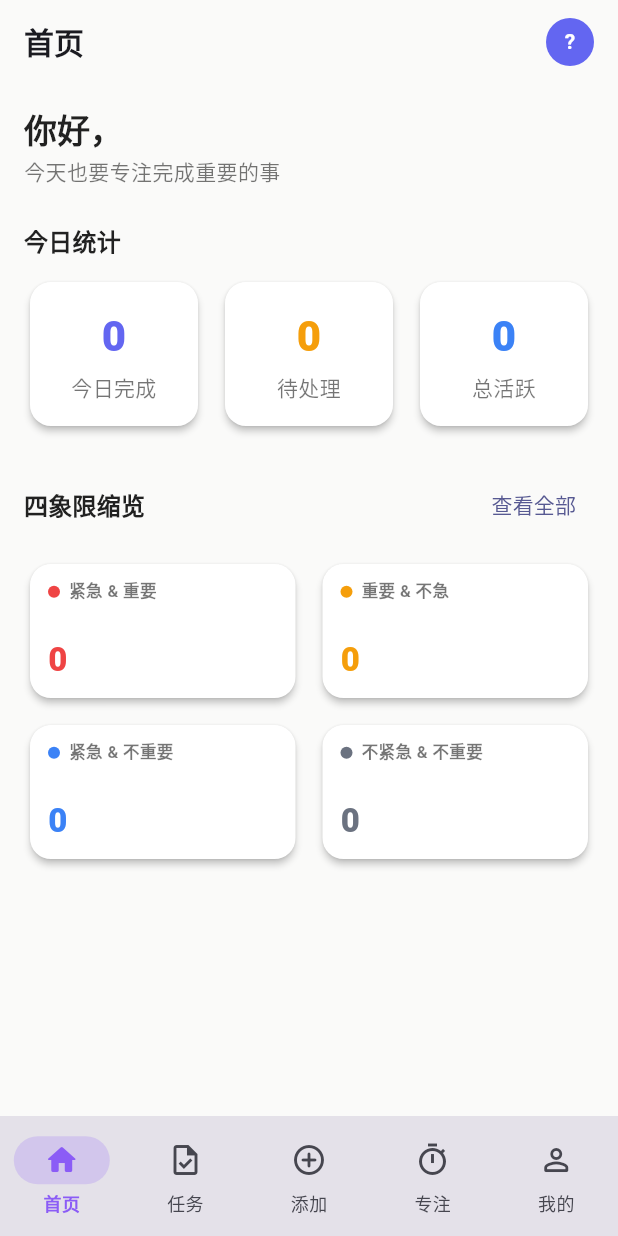
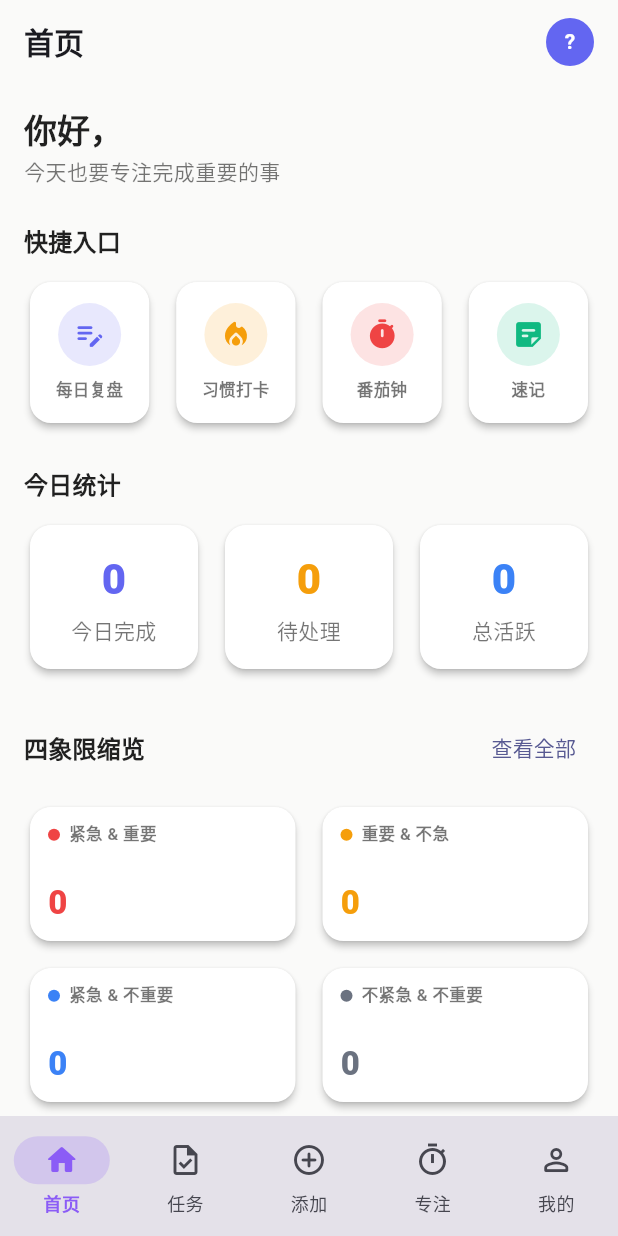
Before and after one commit to mingzheli-jo/todo, a Flutter app: the HomeScreen screen opened by its route, on a phone screen of 412 x 824 dp. Run offline on Flutter 3.47's test engine with Material 3 defaults, Android fonts, the phone set to English and light mode, and no system bars; our stand-ins replace dio, flutter_riverpod, flutter_secure_storage, go_router; missing offline and left inert: home_widget; accounts and stored records are empty; network calls fail; statements that could not run were skipped.

Commit message:
feat(home): quick-action shortcuts (review/habit/pomodoro/memo) + tappable stats & quadrant cards

```diff
--- a/mobile/lib/features/home/home_screen.dart
+++ b/mobile/lib/features/home/home_screen.dart
@@ -105,6 +105,16 @@ class HomeScreen extends ConsumerWidget {
               ),
               const SizedBox(height: 24),
               Text(
+                '快捷入口',
+                style: Theme.of(context)
+                    .textTheme
+                    .titleMedium
+                    ?.copyWith(fontWeight: FontWeight.w700),
+              ),
+              const SizedBox(height: 12),
+              const _QuickActions(),
+              const SizedBox(height: 24),
+              Text(
                 '今日统计',
                 style: Theme.of(context)
                     .textTheme
@@ -143,12 +153,97 @@ class HomeScreen extends ConsumerWidget {
   }
 }
 
+// ---------------------------------------------------------------------------
+// Quick actions — fast entry to daily check-in features
+// ---------------------------------------------------------------------------
+
+class _QuickAction {
+  const _QuickAction(this.icon, this.label, this.route, this.color);
+
+  final IconData icon;
+  final String label;
+  final String route;
+  final Color color;
+}
+
+const _quickActions = <_QuickAction>[
+  _QuickAction(Icons.edit_note_rounded, '每日复盘', '/reviews', Color(0xFF6366f1)),
+  _QuickAction(
+      Icons.local_fire_department_rounded, '习惯打卡', '/habits', Color(0xFFf59e0b)),
+  _QuickAction(Icons.timer_rounded, '番茄钟', '/pomodoro', Color(0xFFef4444)),
+  _QuickAction(Icons.sticky_note_2_rounded, '速记', '/memos', Color(0xFF10b981)),
+];
+
+class _QuickActions extends StatelessWidget {
+  const _QuickActions();
+
+  @override
+  Widget build(BuildContext context) {
+    return Row(
+      children: [
+        for (var i = 0; i < _quickActions.length; i++) ...[
+          if (i > 0) const SizedBox(width: 10),
+          Expanded(child: _QuickActionTile(action: _quickActions[i])),
+        ],
+      ],
+    );
+  }
+}
+
+class _QuickActionTile extends StatelessWidget {
+  const _QuickActionTile({required this.action});
+
+  final _QuickAction action;
+
+  @override
+  Widget build(BuildContext context) {
+    return Card(
+      clipBehavior: Clip.antiAlias,
+      child: InkWell(
+        onTap: () => context.push(action.route),
+        child: Padding(
+          padding: const EdgeInsets.symmetric(vertical: 14, horizontal: 4),
+          child: Column(
+            children: [
+              Container(
+                width: 42,
+                height: 42,
+                decoration: BoxDecoration(
+                  color: action.color.withValues(alpha: 0.15),
+                  shape: BoxShape.circle,
+                ),
+                child: Icon(action.icon, color: action.color, size: 22),
+              ),
+              const SizedBox(height: 8),
+              Text(
+                action.label,
+                style: const TextStyle(
+                  fontSize: 11,
+                  fontWeight: FontWeight.w600,
+                ),
+                textAlign: TextAlign.center,
+                maxLines: 1,
+                overflow: TextOverflow.ellipsis,
+              ),
+            ],
+          ),
+        ),
+      ),
+    );
+  }
+}
+
+// ---------------------------------------------------------------------------
+// Today stats row — tappable, jumps to the task board
+// ---------------------------------------------------------------------------
+
 class _StatsRow extends StatelessWidget {
   const _StatsRow({required this.stats});
   final TodayStats stats;
 
   @override
   Widget build(BuildContext context) {
+    void openTasks() => context.go('/tasks');
     return Row(
       children: [
         Expanded(
@@ -156,6 +251,7 @@ class _StatsRow extends StatelessWidget {
             label: '今日完成',
             value: stats.completed.toString(),
             color: const Color(0xFF6366f1),
+            onTap: openTasks,
           ),
         ),
         const SizedBox(width: 10),
@@ -164,6 +260,7 @@ class _StatsRow extends StatelessWidget {
             label: '待处理',
             value: stats.pending.toString(),
             color: kQuadrantAmber,
+            onTap: openTasks,
           ),
         ),
         const SizedBox(width: 10),
@@ -172,6 +269,7 @@ class _StatsRow extends StatelessWidget {
             label: '总活跃',
             value: stats.total.toString(),
             color: kQuadrantBlue,
+            onTap: openTasks,
           ),
         ),
       ],
@@ -184,15 +282,20 @@ class _StatCard extends StatelessWidget {
     required this.label,
     required this.value,
     required this.color,
+    this.onTap,
   });
 
   final String label;
   final String value;
   final Color color;
+  final VoidCallback? onTap;
 
   @override
   Widget build(BuildContext context) {
     return Card(
+      clipBehavior: Clip.antiAlias,
+      child: InkWell(
+        onTap: onTap,
         child: Padding(
           padding: const EdgeInsets.symmetric(vertical: 16, horizontal: 8),
           child: Column(
@@ -212,6 +315,7 @@ class _StatCard extends StatelessWidget {
                 textAlign: TextAlign.center,
               ),
             ],
+          ),
         ),
       ),
     );
@@ -262,6 +366,9 @@ class _QuadrantSummary extends StatelessWidget {
       children: [
         for (final q in Quadrant.values)
           Card(
+            clipBehavior: Clip.antiAlias,
+            child: InkWell(
+              onTap: () => context.go('/tasks'),
               child: Padding(
                 padding: const EdgeInsets.symmetric(
                   horizontal: 12,
@@ -306,6 +413,7 @@ class _QuadrantSummary extends StatelessWidget {
                 ),
               ),
             ),
+          ),
       ],
     );
   }
```
Lines whose indentation alone changed are shown as unchanged.
